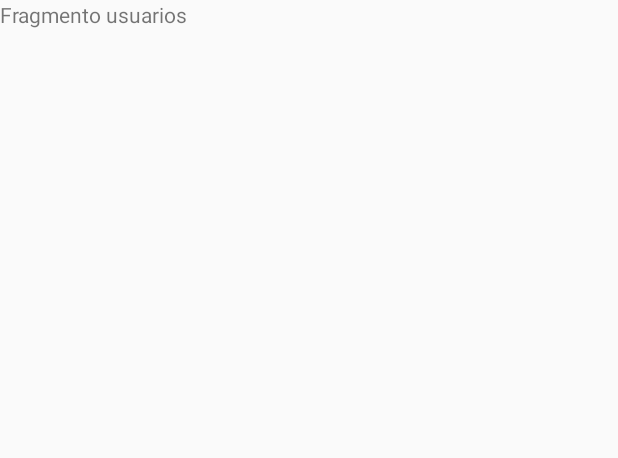
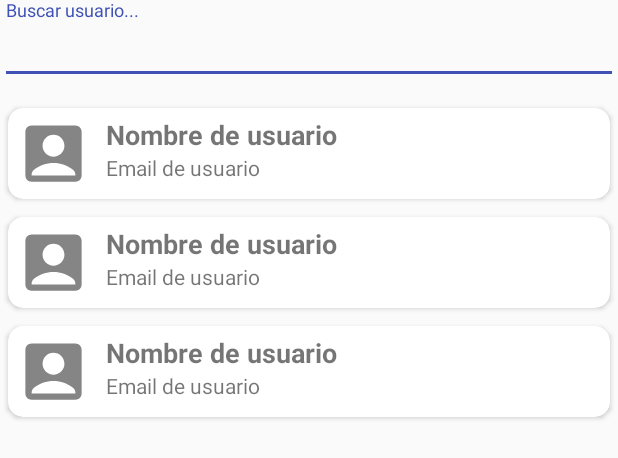
Before and after one commit to nicolasscano/CharlApp, an Android app: the layout fragment_fragmento_usuarios.xml on its own in the app's theme, with its tools: preview values and no code run, on a phone screen of 412 x 824 dp. Shown: the top 458 px of the screen. Run offline under Robolectric (Android 15) with nearby library versions, the phone set to English and light mode, and no system bars.

Commit message:
Bastantes avances

```diff
--- a/app/build.gradle
+++ b/app/build.gradle
@@ -47,4 +47,5 @@ dependencies {
     implementation 'com.google.firebase:firebase-auth'
     implementation 'com.google.firebase:firebase-database'
     implementation 'com.google.android.material:material:1.11.0'
+    implementation 'com.github.bumptech.glide:glide:4.16.0'
 }
--- a/app/src/main/AndroidManifest.xml
+++ b/app/src/main/AndroidManifest.xml
@@ -12,6 +12,9 @@
         android:supportsRtl="true"
         android:theme="@style/AppTheme"
         tools:targetApi="31">
+        <activity
+            android:name=".Perfil.PerfilActivity"
+            android:exported="false" />
         <activity
             android:name=".LoginActivity"
             android:exported="false" />
@@ -33,7 +36,7 @@
         <activity
             android:name=".MainActivity"
             android:exported="true"
-            android:theme="@style/AppTheme"/>
+            android:theme="@style/AppTheme" />
     </application>
 
 </manifest>
--- a/app/src/main/java/com/canodevs/charlapp/RegistroActivity.kt
+++ b/app/src/main/java/com/canodevs/charlapp/RegistroActivity.kt
@@ -91,7 +91,7 @@ class RegistroActivity : AppCompatActivity() {
 
                     hashMap["uid"] = uid
                     hashMap["n_usuario"] = h_nombre_usuario
-                    hashMap["h_email"] = h_email
+                    hashMap["email"] = h_email
                     hashMap["imagen"] = ""
                     hashMap["buscar"] = h_nombre_usuario.lowercase()
 
--- /dev/null
+++ b/app/src/main/res/drawable-anydpi/ic_item_usuario.xml
@@ -0,0 +1,11 @@
+<vector xmlns:android="http://schemas.android.com/apk/res/android"
+    android:width="24dp"
+    android:height="24dp"
+    android:viewportWidth="24"
+    android:viewportHeight="24"
+    android:tint="#333333"
+    android:alpha="0.6">
+  <path
+      android:fillColor="@android:color/white"
+      android:pathData="M19,3H5C3.9,3 3,3.9 3,5v14c0,1.1 0.9,2 2,2h14c1.1,0 2,-0.9 2,-2V5C21,3.9 20.1,3 19,3zM12,6c1.93,0 3.5,1.57 3.5,3.5c0,1.93 -1.57,3.5 -3.5,3.5s-3.5,-1.57 -3.5,-3.5C8.5,7.57 10.07,6 12,6zM19,19H5v-0.23c0,-0.62 0.28,-1.2 0.76,-1.58C7.47,15.82 9.64,15 12,15s4.53,0.82 6.24,2.19c0.48,0.38 0.76,0.97 0.76,1.58V19z"/>
+</vector>
--- a/app/src/main/res/layout/fragment_fragmento_usuarios.xml
+++ b/app/src/main/res/layout/fragment_fragmento_usuarios.xml
@@ -1,14 +1,35 @@
 <?xml version="1.0" encoding="utf-8"?>
-<FrameLayout xmlns:android="http://schemas.android.com/apk/res/android"
+<RelativeLayout xmlns:android="http://schemas.android.com/apk/res/android"
     xmlns:tools="http://schemas.android.com/tools"
     android:layout_width="match_parent"
     android:layout_height="match_parent"
     tools:context=".Fragmentos.FragmentoUsuarios">
 
-    <!-- TODO: Update blank fragment layout -->
-    <TextView
+    <com.google.android.material.textfield.TextInputLayout
+        android:id="@+id/TILayout_buscar"
         android:layout_width="match_parent"
-        android:layout_height="match_parent"
-        android:text="Fragmento usuarios" />
+        android:layout_height="wrap_content">
 
-</FrameLayout>
+        <EditText
+            android:id="@+id/Et_buscar_usuario"
+            android:hint="@string/Et_buscar_usuario"
+            android:layout_width="match_parent"
+            android:layout_height="wrap_content">
+
+        </EditText>
+
+    </com.google.android.material.textfield.TextInputLayout>
+
+    <androidx.recyclerview.widget.RecyclerView
+        android:id="@+id/RV_usuarios"
+        tools:listitem="@layout/item_usuario"
+        android:layout_below="@+id/TILayout_buscar"
+        android:layout_marginTop="10dp"
+        android:layout_width="match_parent"
+        android:layout_height="match_parent">
+
+    </androidx.recyclerview.widget.RecyclerView>
+
+
+
+</RelativeLayout>
--- /dev/null
+++ b/app/src/main/res/layout/item_usuario.xml
@@ -0,0 +1,62 @@
+<?xml version="1.0" encoding="utf-8"?>
+<androidx.cardview.widget.CardView
+    xmlns:android="http://schemas.android.com/apk/res/android"
+    android:layout_width="match_parent"
+    android:layout_height="wrap_content"
+    xmlns:app="http://schemas.android.com/apk/res-auto"
+    android:clickable="true"
+    android:focusable="true"
+    android:foreground="?android:attr/selectableItemBackground"
+    app:cardUseCompatPadding="true"
+    android:padding="0.2dp"
+    app:cardCornerRadius="10dp">
+
+    <LinearLayout
+        android:layout_width="match_parent"
+        android:layout_height="wrap_content"
+        android:orientation="horizontal"
+        android:padding="5dp">
+
+        <ImageView
+            android:id="@+id/Item_imagen"
+            android:src="@drawable/ic_item_usuario"
+            android:scaleType="centerCrop"
+            android:layout_width="50dp"
+            android:layout_height="50dp">
+
+        </ImageView>
+
+        <LinearLayout
+            android:layout_width="match_parent"
+            android:layout_height="match_parent"
+            android:orientation="vertical">
+
+            <TextView
+                android:id="@+id/Item_nombre_usuario"
+                android:text="@string/Item_nombre_usuario"
+                android:gravity="center"
+                android:textStyle="bold"
+                android:textSize="18sp"
+                android:layout_gravity="start"
+                android:layout_marginStart="10dp"
+                android:layout_width="wrap_content"
+                android:layout_height="wrap_content">
+
+            </TextView>
+
+            <TextView
+                android:id="@+id/Item_email_usuario"
+                android:text="@string/Item_email_usuario"
+                android:gravity="center"
+                android:layout_gravity="start"
+                android:layout_marginStart="10dp"
+                android:layout_width="wrap_content"
+                android:layout_height="wrap_content">
+
+            </TextView>
+
+        </LinearLayout>
+
+    </LinearLayout>
+
+</androidx.cardview.widget.CardView>
--- a/app/src/main/res/values/strings.xml
+++ b/app/src/main/res/values/strings.xml
@@ -12,6 +12,8 @@
     <string name="R_Et_r_password">Repita su contraseña</string>
     <string name="Btn_registrar">Registrar</string>
 
+    <string name="menu_perfil">Perfil de usuario</string>
+    <string name="menu_acerca_de">Acerca de</string>
     <string name="menu_salir">Cerrar sesión</string>
 
     <string name="L_Et_email">Correo electrónico</string>
@@ -21,4 +23,11 @@
     <string name="hello_blank_fragment" translatable="false">Hello blank fragment</string>
 
     <string name="Nombre_usuario">Nombre de usuario</string>
+
+    <string name="Item_nombre_usuario">Nombre de usuario</string>
+    <string name="Item_email_usuario">Email de usuario</string>
+
+    <string name="Et_buscar_usuario">Buscar usuario...</string>
+
+
 </resources>
```
Also changed, not shown: app/src/main/java/com/canodevs/charlapp/Adaptador/AdapadorUsuario.kt (added, +51 -0 lines), app/src/main/java/com/canodevs/charlapp/Fragmentos/FragmentoUsuarios.kt (+97 -36 lines), app/src/main/java/com/canodevs/charlapp/MainActivity.kt (+28 -10 lines), app/src/main/java/com/canodevs/charlapp/Perfil/PerfilActivity.java (added, +16 -0 lines), app/src/main/res/layout/activity_perfil.xml (added, +9 -0 lines), app/src/main/res/menu/menu_principal.xml (+12 -0 lines), app/src/main/res/drawable-hdpi/ic_item_usuario.png (added), app/src/main/res/drawable-mdpi/ic_item_usuario.png (added), app/src/main/res/drawable-xhdpi/ic_item_usuario.png (added), app/src/main/res/drawable-xxhdpi/ic_item_usuario.png (added), 1 other file.
